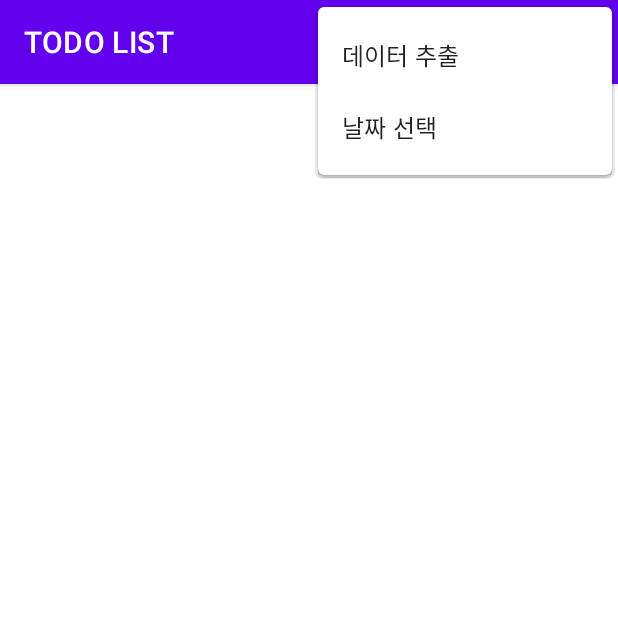
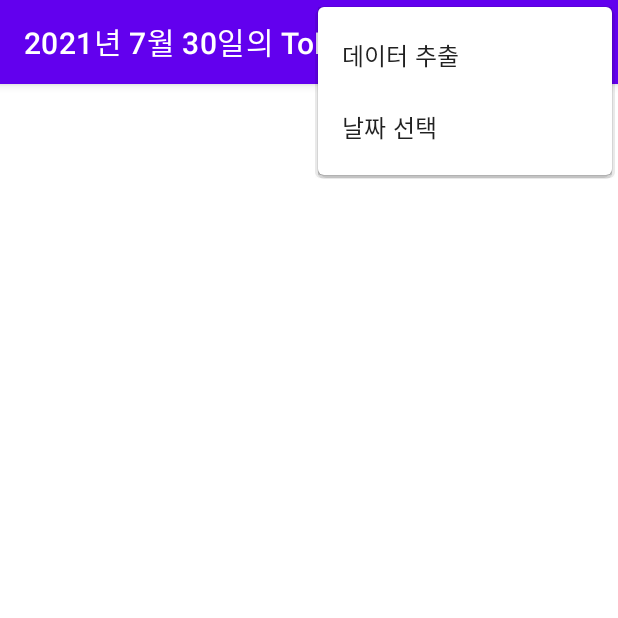
Before and after one commit to eanby00/TODOLIST_TensorFlow, an Android app: the screen it shows after launch (MainActivity), with the options menu open, on a phone screen of 412 x 824 dp, the top half of it. Run offline under Robolectric (Android 15) with nearby library versions, the phone set to English and light mode, and no system bars; our stand-ins replace Room's generated code.

Commit message:
0730 checkpoint

```diff
--- a/app/src/main/java/com/todo/todolist/MainActivity.java
+++ b/app/src/main/java/com/todo/todolist/MainActivity.java
@@ -31,13 +31,10 @@ public class MainActivity extends AppCompatActivity {
     com.todo.todolist.frame.ToDoDate todoDate;
     FragmentTransaction transaction;
 
-
-
     @Override
     protected void onCreate(Bundle savedInstanceState) {
         super.onCreate(savedInstanceState);
         setContentView(R.layout.activity_main);
-        setTitle("TODO LIST");
 
         Calendar calendar = Calendar.getInstance();
         int year = calendar.get(Calendar.YEAR);
@@ -91,19 +88,12 @@ public class MainActivity extends AppCompatActivity {
                     public void onPositiveButtonClick(Object selection) {
                         String key = materialDatePicker.getHeaderText().replace("년 ", "_").replace("월 ", "_").replace("일", "");
 
-//                        Intent intent = new Intent(getApplicationContext(), ToDoDate.class);
-//                        intent.putExtra("Date", key);
-
                         RoomToDoScoreHelper scoreHelper = RoomToDoScoreHelper.getInstance(getApplicationContext());
                         RoomToDoScore todo_score = scoreHelper.roomToDoScoreDao().getDate(key);
                         if (todo_score == null) {
                             RoomToDoScore temp = new RoomToDoScore(key, 0, 0);
                             scoreHelper.roomToDoScoreDao().insert(temp);
                         }
-
-//                        overridePendingTransition(0, 0);
-//                        startActivity(intent);
-//                        overridePendingTransition(0, 0);
 
                         changeFragment(key);
                     }
@@ -116,10 +106,12 @@ public class MainActivity extends AppCompatActivity {
     }
 
     public void changeFragment(String key) {
+        String[] dateInfo = key.split("_");
+        setTitle(dateInfo[0]+"년 "+dateInfo[1]+"월 "+dateInfo[2]+"일의 ToDo");
+
         fragmentManager = getSupportFragmentManager();
         transaction = fragmentManager.beginTransaction();
 
-        Log.d("test", "changeFragment: "+key);
         todoDate = new com.todo.todolist.frame.ToDoDate();
         Bundle bundle = new Bundle(1);
         bundle.putString("key", key);
--- a/app/src/main/java/com/todo/todolist/frame/ToDoDate.java
+++ b/app/src/main/java/com/todo/todolist/frame/ToDoDate.java
@@ -42,9 +42,6 @@ public class ToDoDate extends Fragment {
         Bundle bundle = getArguments();
         key = bundle.getString("key");
 
-//        String[] dateInfo = key.split("_");
-//        setTitle(dateInfo[0]+"년 "+dateInfo[1]+"월 "+dateInfo[2]+"일의 ToDo");
-
         listHelper = RoomToDoListHelper.getInstance(container.getContext());
         scoreHelper = RoomToDoScoreHelper.getInstance(container.getContext());
 
```
